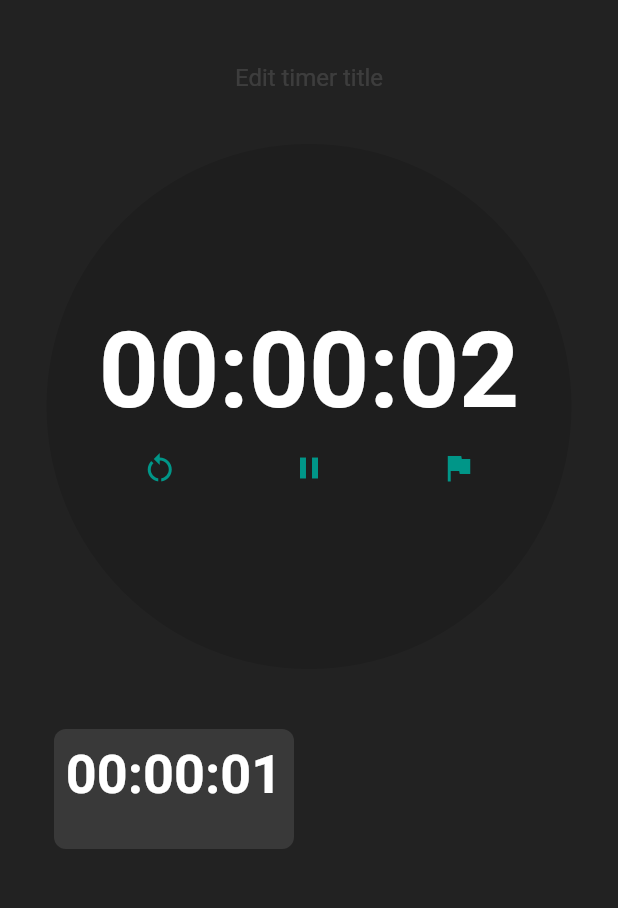
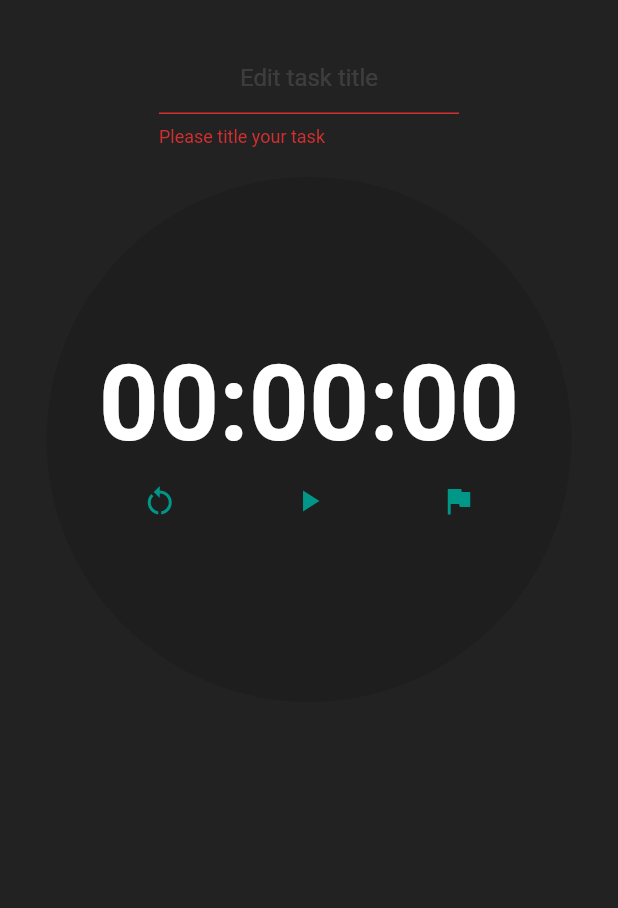
Before and after one commit to jentaruno/taskwatch, a Flutter app: the screen it shows after launch, after a tap on the "play arrow" icon, after a tap on the "flag" icon, on a phone screen of 412 x 824 dp, the part 66-974 px from its top. Run offline on Flutter 3.47's test engine with Material 2 defaults, Android fonts, the phone set to English and light mode, and no system bars; our stand-ins replace sqflite; accounts and stored records are empty.

Commit message:
Display details of past record times in task view

```diff
--- a/lib/main.dart
+++ b/lib/main.dart
@@ -16,15 +16,6 @@ class MyApp extends StatelessWidget {
     return MaterialApp(
       title: 'TaskWatch',
       theme: ThemeData(
-        // This is the theme of your application.
-        //
-        // Try running your application with "flutter run". You'll see the
-        // application has a blue toolbar. Then, without quitting the app, try
-        // changing the primarySwatch below to Colors.green and then invoke
-        // "hot reload" (press "r" in the console where you ran "flutter run",
-        // or simply save your changes to "hot reload" in a Flutter IDE).
-        // Notice that the counter didn't reset back to zero; the application
-        // is not restarted.
         primarySwatch: Colors.teal,
       ),
       home: const HomeApp(),
@@ -34,7 +25,6 @@ class MyApp extends StatelessWidget {
 
 class HomeApp extends StatefulWidget {
   const HomeApp({Key? key}) : super(key: key);
-  static const title = "TaskWatch";
 
   @override
   State<HomeApp> createState() => _HomeAppState();
@@ -42,11 +32,11 @@ class HomeApp extends StatefulWidget {
 
 class _HomeAppState extends State<HomeApp> {
   String title = "TaskWatch";
-  List<Task> taskList = [];
+  TaskList taskList = TaskList();
 
   callback(title, time) {
-    List<Task> newTaskList = taskList;
-    newTaskList.add(Task(id: taskList.length, title: title, time: time));
+    TaskList newTaskList = taskList;
+    newTaskList.addTask(Task(id: taskList.length(), title: title, time: time));
     setState(() {
       taskList = newTaskList;
     });
@@ -79,9 +69,7 @@ class _HomeAppState extends State<HomeApp> {
               mainAxisAlignment: MainAxisAlignment.spaceBetween,
               crossAxisAlignment: CrossAxisAlignment.center,
               children: [
-                Stopwatch(
-                  onAddTime: callback
-                ),
+                Stopwatch(onAddTime: callback),
                 const SizedBox(
                   height: 20.0,
                 ),
--- a/lib/stopwatch.dart
+++ b/lib/stopwatch.dart
@@ -3,6 +3,7 @@ import 'package:flutter/material.dart';
 
 class Stopwatch extends StatefulWidget {
   final Function onAddTime;
+
   const Stopwatch({Key? key, required this.onAddTime}) : super(key: key);
 
   @override
@@ -11,6 +12,11 @@ class Stopwatch extends StatefulWidget {
 
 class _StopwatchState extends State<Stopwatch> {
   final stopwatchNameInput = TextEditingController();
+  final _formKey = GlobalKey<FormState>();
+
+  String placeholder = "Edit task title";
+  Color placeholderColor = Colors.white12;
+
   int seconds = 0, minutes = 0, hours = 0;
   String digitSeconds = "00", digitMinutes = "00", digitHours = "00";
   Timer? timer;
@@ -18,6 +24,7 @@ class _StopwatchState extends State<Stopwatch> {
   String time = "";
   String title = "";
 
+  // Start stopwatch
   void start() {
     if (started) {
       return;
@@ -45,8 +52,6 @@ class _StopwatchState extends State<Stopwatch> {
         digitMinutes = (minutes >= 10) ? "$minutes" : "0$minutes";
       });
     });
-
-
   }
 
   void pause() {
@@ -83,18 +88,26 @@ class _StopwatchState extends State<Stopwatch> {
       children: [
         SizedBox(
           width: 200.0,
-          child: TextField(
-            decoration: const InputDecoration(
+          child: Form(
+            key: _formKey,
+            child: TextFormField(
+              validator: (value) {
+                if (value == null || value.isEmpty) {
+                  return "Please title your task";
+                }
+                return null;
+              },
+              decoration: InputDecoration(
                 focusColor: Colors.white,
-              enabledBorder: UnderlineInputBorder(
+                enabledBorder: const UnderlineInputBorder(
                   borderSide: BorderSide.none,
                 ),
-              focusedBorder: UnderlineInputBorder(
+                focusedBorder: const UnderlineInputBorder(
                   borderSide: BorderSide.none,
                 ),
-              hintText: "Edit timer title",
+                hintText: placeholder,
                 hintStyle: TextStyle(
-                color: Colors.white12,
+                  color: placeholderColor,
                 ),
               ),
               style: const TextStyle(
@@ -103,6 +116,7 @@ class _StopwatchState extends State<Stopwatch> {
               cursorColor: Colors.white,
               textAlign: TextAlign.center,
               controller: stopwatchNameInput,
+            ),
           ),
         ),
         const SizedBox(
@@ -144,12 +158,20 @@ class _StopwatchState extends State<Stopwatch> {
                                 icon: const Icon(Icons.pause),
                               )
                             : IconButton(
-                                onPressed: start,
+                                onPressed: () {
+                                  if (_formKey.currentState!.validate()) {
+                                    start();
+                                  }
+                                },
                                 color: Colors.teal,
                                 icon: const Icon(Icons.play_arrow),
                               ),
                         IconButton(
-                          onPressed: addLaps,
+                          onPressed: () {
+                            if (_formKey.currentState!.validate()) {
+                              addLaps();
+                            }
+                          },
                           color: Colors.teal,
                           icon: const Icon(Icons.flag),
                         ),
--- a/lib/tasks.dart
+++ b/lib/tasks.dart
@@ -7,13 +7,37 @@ class TaskFields {
   static const String times = "times";
 }
 
+class TaskList {
+  List<Task> taskList = [];
+  TaskList();
+
+  Task get(int i) {
+    return taskList[i];
+  }
+
+  int length() {
+    return taskList.length;
+  }
+
+  // Add new task, unless task already exists in task list, add time to that task.
+  void addTask(Task task) {
+    List<String> taskNames = taskList.map((e) => e.getName()).toList();
+    int i = taskNames.indexOf(task.getName());
+    if (i != -1) {
+      taskList[i].addTime(task.getTime(0));
+    } else {
+      taskList.add(task);
+    }
+  }
+}
+
 class Task {
   final int? id;
   final String title;
-  List<String> times = [];
+  List<String> timesDates = [];
 
   Task({this.id, required this.title, String? time}) {
-    times.add(time!);
+    timesDates.add(time!);
   }
 
   // Get name
@@ -21,32 +45,32 @@ class Task {
     return title;
   }
 
-  // Get quickest time
-  String getTopTime() {
-    return times[0];
+  // Get number of recorded times
+  int getNumberOfTimes() {
+    return timesDates.length;
   }
 
-  // Get all times
-  List<String> getTimes() {
-    return times;
+  // Get time from given index
+  String getTime(int index) {
+    return timesDates[index];
   }
 
   // Add a new time. Place new time in list, in order of speed
   void addTime(String time) {
     int index = 0;
-    for (; index < times.length; index++) {
-      if (times[index].compareTo(time) >= 0) {
+    for (; index < timesDates.length; index++) {
+      if (timesDates[index].compareTo(time) >= 0) {
         break;
       }
     }
-    times.insert(index, time);
+    timesDates.insert(index, time);
   }
 
   // Database function, convert to JSON
   Map<String, Object?> toJSON() => {
         TaskFields.id: id,
         TaskFields.title: title,
-        TaskFields.times: times.join(",")
+        TaskFields.times: timesDates.join(",")
       };
 
   // Database function, convert from JSON
--- a/lib/timegrid.dart
+++ b/lib/timegrid.dart
@@ -1,28 +1,38 @@
 import 'package:flutter/material.dart';
+import 'taskview.dart';
 import 'tasks.dart';
 
 class TimeGrid extends StatefulWidget {
-  final List<Task> taskList;
+  final TaskList taskList;
 
-  const TimeGrid({ Key? key, required this.taskList }) : super(key: key);
+  const TimeGrid({Key? key, required this.taskList}) : super(key: key);
 
   @override
   State<TimeGrid> createState() => _TimeGridState();
 }
 
 class _TimeGridState extends State<TimeGrid> {
-
   @override
   Widget build(BuildContext context) {
-    return GridView.count(
-      padding: const EdgeInsets.all(20),
-      crossAxisCount: 2,
+    return GridView.builder(
+        gridDelegate: const SliverGridDelegateWithMaxCrossAxisExtent(
+          maxCrossAxisExtent: 500,
+          childAspectRatio: (2 / 1),
           crossAxisSpacing: 20,
           mainAxisSpacing: 20,
+        ),
+        padding: const EdgeInsets.all(20),
         shrinkWrap: true,
-      childAspectRatio: (2 / 1),
-      children: List.generate(widget.taskList.length, (index) {
-        return Container(
+        itemCount: widget.taskList.length(),
+        itemBuilder: (context, index) {
+          return GestureDetector(
+              onTap: () => Navigator.push(
+                  context,
+                  MaterialPageRoute(
+                      builder: (context) =>
+                          TaskScreen(task: widget.taskList.get(index)))),
+              child: GridTile(
+                  child: Container(
                 decoration: BoxDecoration(
                   borderRadius: BorderRadius.circular(8.0),
                   color: Colors.white10,
@@ -30,21 +40,20 @@ class _TimeGridState extends State<TimeGrid> {
                 child: Column(
                   mainAxisAlignment: MainAxisAlignment.center,
                   children: [
-              Text(widget.taskList[index].getTopTime(),
+                    Text(widget.taskList.get(index).getTime(0),
                         style: const TextStyle(
                           color: Colors.white,
                           fontSize: 36.0,
                           fontWeight: FontWeight.w600,
                         )),
-              Text(widget.taskList[index].getName(),
+                    Text(widget.taskList.get(index).getName(),
                         style: const TextStyle(
                           color: Colors.white,
                           fontSize: 16.0,
                         )),
                   ],
                 ),
-        );
-      }),
-    );
+              )));
+        });
   }
 }
```
Also changed, not shown: lib/taskview.dart (added, +80 -0 lines). Lines whose indentation alone changed are shown as unchanged.
